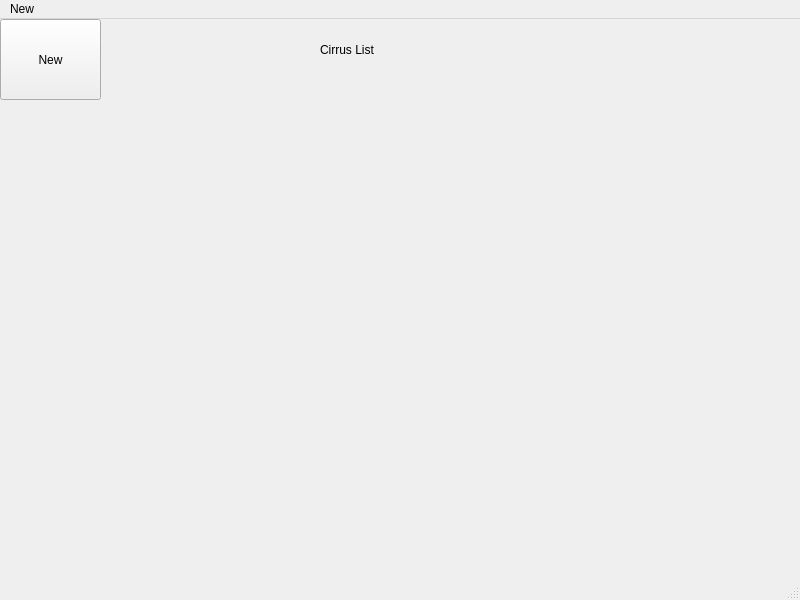
Above: mainwindow.ui from ruvans/cirrus-list before the change. Below: the same form after it.
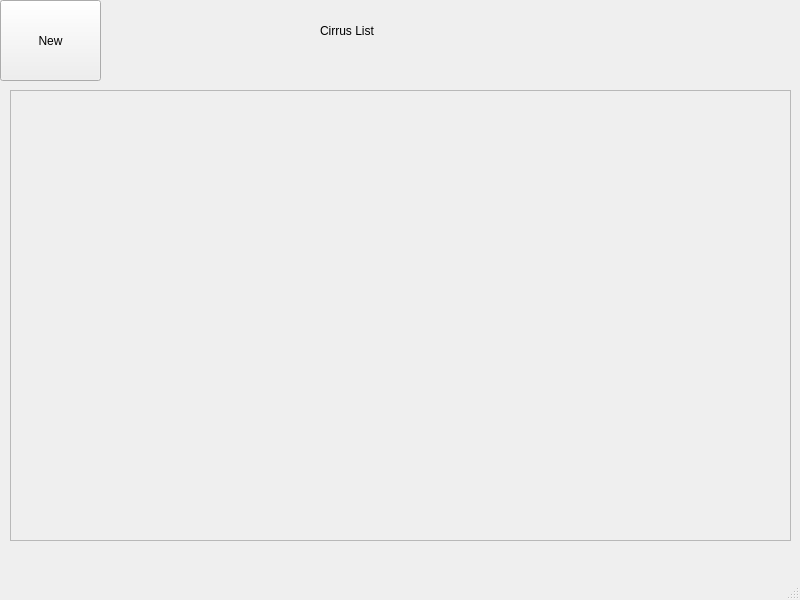
That is the form after the change.

Commit message: added mapmanager class that will deal with the save files

Diff of the .ui file:
```diff
--- a/mainwindow.ui
+++ b/mainwindow.ui
@@ -40,6 +40,29 @@
      <string>New</string>
     </property>
    </widget>
+   <widget class="QScrollArea" name="scrollArea">
+    <property name="geometry">
+     <rect>
+      <x>10</x>
+      <y>90</y>
+      <width>781</width>
+      <height>451</height>
+     </rect>
+    </property>
+    <property name="widgetResizable">
+     <bool>true</bool>
+    </property>
+    <widget class="QWidget" name="scrollAreaWidgetContents">
+     <property name="geometry">
+      <rect>
+       <x>0</x>
+       <y>0</y>
+       <width>779</width>
+       <height>449</height>
+      </rect>
+     </property>
+    </widget>
+   </widget>
   </widget>
   <widget class="QStatusBar" name="statusbar"/>
   <widget class="QMenuBar" name="menubar">
@@ -51,12 +74,6 @@
      <height>26</height>
     </rect>
    </property>
-   <widget class="QMenu" name="menuNew">
-    <property name="title">
-     <string>New</string>
-    </property>
-   </widget>
-   <addaction name="menuNew"/>
   </widget>
  </widget>
  <resources/>
```
The commit also changes 5 other files.
